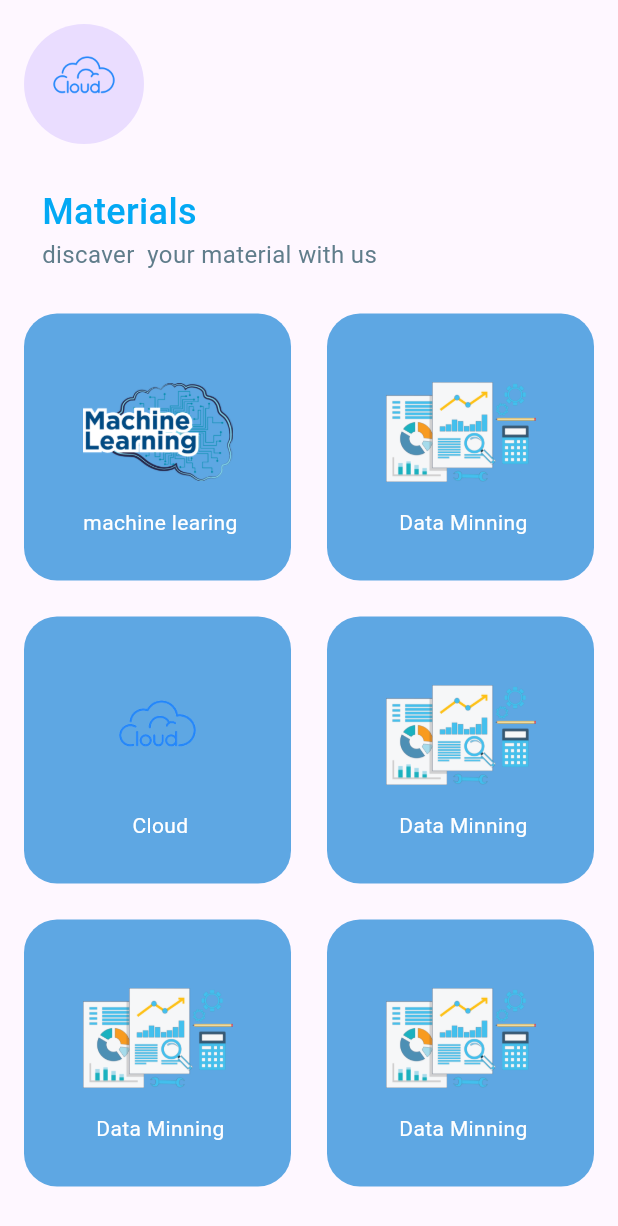
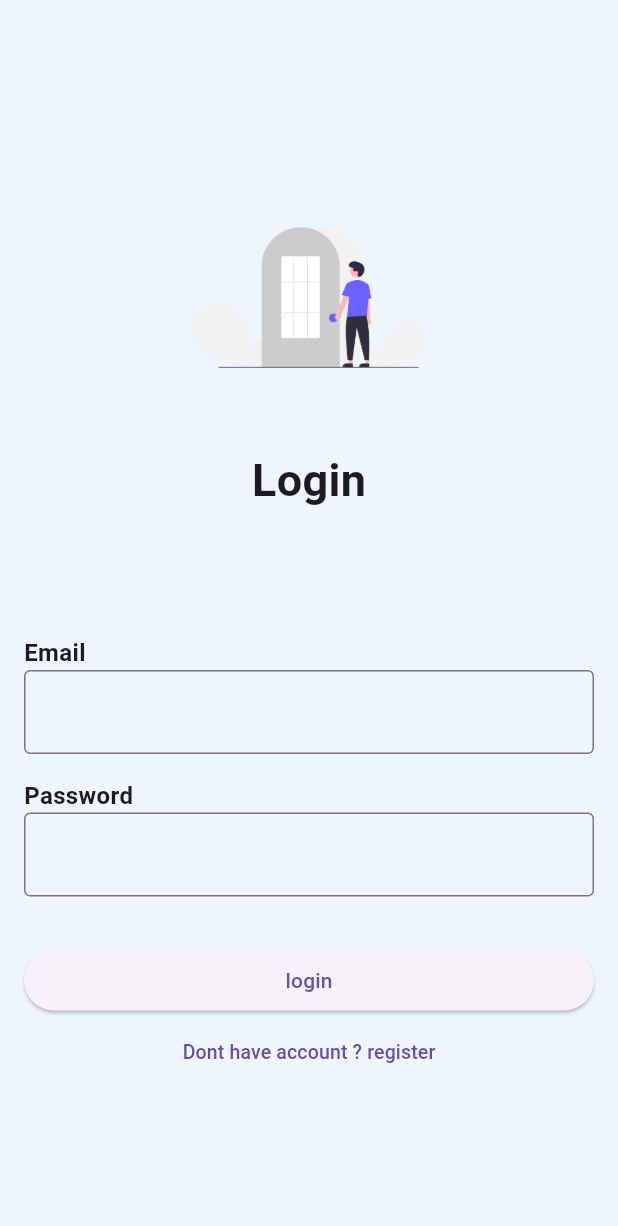
Before and after one commit to Doooaa/pdf_viewer, a Flutter app: the screen it shows after launch, on a phone screen of 412 x 824 dp. Shown: the top 1226 px of the screen. Run offline on Flutter 3.47's test engine with Material 3 defaults, Android fonts, the phone set to English and light mode, and no system bars; missing offline and left inert: syncfusion_flutter_pdfviewer.

Commit message:
3 changes

```diff
--- a/lib/main.dart
+++ b/lib/main.dart
@@ -1,6 +1,8 @@
 import 'package:flutter/material.dart';
 import 'package:pdf_viewer/home_layout.dart';
+import 'package:pdf_viewer/screens/login.dart';
 import 'package:pdf_viewer/screens/matarial.dart';
+import 'package:pdf_viewer/screens/register.dart';
 
 void main() {
   runApp(const MyApp());
@@ -15,9 +17,11 @@ class MyApp extends StatelessWidget {
     return  MaterialApp(
       debugShowCheckedModeBanner: false,
        // home: ,
-       initialRoute: '/',
+       initialRoute: 'login',
         routes: {
           '/':(context) => HomeScreen(),
+          'login':(context) => login(),
+          'Reg':(context) => Reg(),
          // 'pdfScreen':(context)=>MatrialScreen()
         },
     );
--- /dev/null
+++ b/lib/screens/login.dart
@@ -0,0 +1,85 @@
+import 'package:flutter/material.dart';
+
+class login extends StatefulWidget {
+  const login({super.key});
+
+  @override
+  State<login> createState() => _loginState();
+}
+
+class _loginState extends State<login> {
+  var pass;
+  @override
+  Widget build(BuildContext context) {
+    return Scaffold(
+      body: Container(
+        color: Color.fromARGB(31, 128, 232, 240),
+        child: Padding(
+          padding: EdgeInsets.all(16.0),
+          child: Column(
+            mainAxisAlignment: MainAxisAlignment.spaceEvenly,
+            children: [
+              // Image.asset('assets/images/login.webp'),
+              Column(
+                children: [
+                  Image.asset(
+                    'assets/images/login.png',
+                    height: 200,
+                    width: 200,
+                  ),
+                  const Text(
+                    'Login',
+                    style: TextStyle(fontSize: 30, fontWeight: FontWeight.bold),
+                  ),
+                ],
+              ),
+              Column(
+                mainAxisAlignment: MainAxisAlignment.center,
+                crossAxisAlignment: CrossAxisAlignment.stretch,
+                children: [
+                  const Text(
+                    'Email',
+                    style:  TextStyle(fontSize: 16, fontWeight: FontWeight.bold),
+                  ),
+                  const TextField(
+                    keyboardType: TextInputType.emailAddress,
+                    decoration: InputDecoration(
+                      border: OutlineInputBorder(),
+                    ),
+                  ),
+                  const SizedBox(height: 16.0),
+                  const Text(
+                    'Password',
+                    style: TextStyle(fontSize: 16, fontWeight: FontWeight.bold),
+                  ),
+                  TextField(
+                    obscureText: true,
+                    decoration: const InputDecoration(
+                      border: OutlineInputBorder(),
+                    ),
+                    onChanged: (value) => pass = value,
+                  ),
+                  SizedBox(height: 32.0),
+                  ElevatedButton(
+                    onPressed: () {
+                            Navigator.pushNamed(context, '/');
+                    },
+                    child: Text('login'),
+                  ),
+                  TextButton(
+                      onPressed: () {
+                        Navigator.pushNamed(context, 'Reg');
+                      },
+                      child: const Text(
+                        'Dont have account ? register',
+                        style: TextStyle(fontSize: 13),
+                      ))
+                ],
+              ),
+            ],
+          ),
+        ),
+      ),
+    );
+  }
+}
```
Also changed, not shown: lib/screens/reg.dart (deleted, +0 -21 lines), lib/screens/register.dart (added, +114 -0 lines), assets/images/login.png (added), assets/images/reg.png (added).
